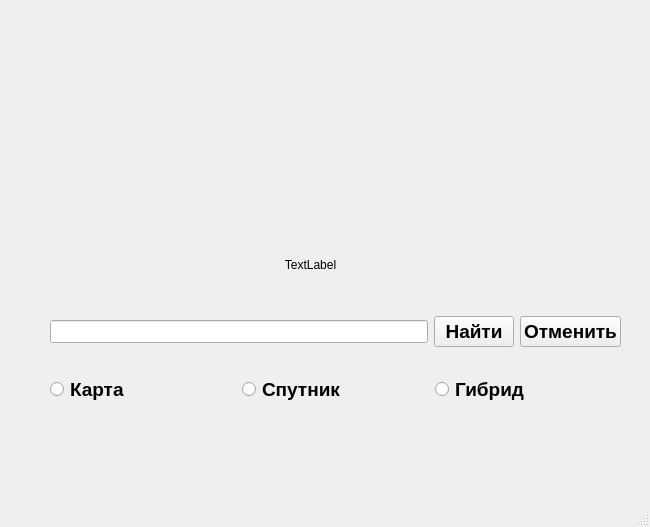
This is main.ui in danilshvalov/MiniProject_YandexAPI as Qt 5 draws it before an edit. The edited form follows.
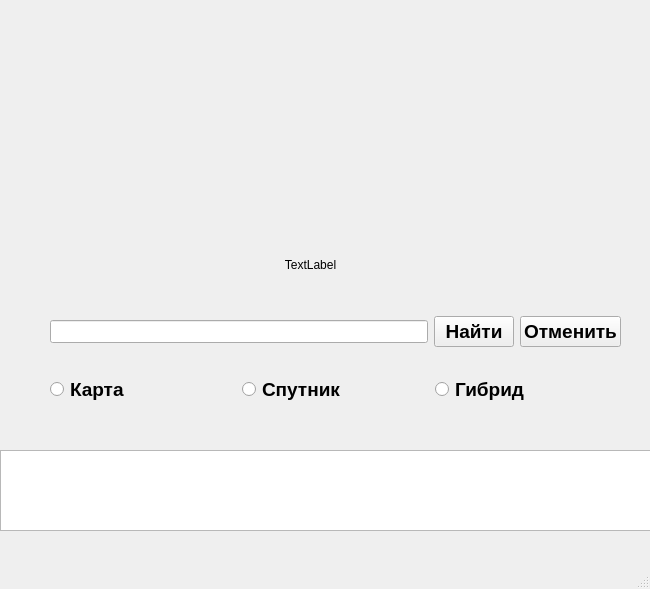
This is the edited form.

Commit message: Восьмая задача на YandexAPI

```diff
--- a/main.ui
+++ b/main.ui
@@ -7,7 +7,7 @@
     <x>0</x>
     <y>0</y>
     <width>650</width>
-    <height>527</height>
+    <height>589</height>
    </rect>
   </property>
   <property name="windowTitle">
@@ -142,6 +142,22 @@
      </item>
     </layout>
    </widget>
+   <widget class="QTextBrowser" name="address">
+    <property name="geometry">
+     <rect>
+      <x>0</x>
+      <y>450</y>
+      <width>651</width>
+      <height>81</height>
+     </rect>
+    </property>
+    <property name="font">
+     <font>
+      <family>Arial</family>
+      <pointsize>10</pointsize>
+     </font>
+    </property>
+   </widget>
   </widget>
   <widget class="QStatusBar" name="statusbar"/>
  </widget>
```
The commit also changes 2 other files.
